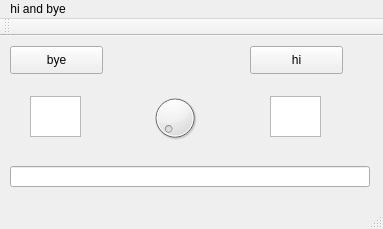
Qt form mainwindow.ui (Daikiiii/Github_Qt_test) before a commit.
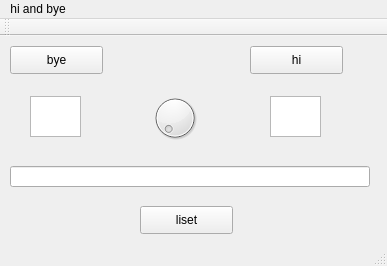
The same form after that commit.

Patch:
```diff
--- a/mainwindow.ui
+++ b/mainwindow.ui
@@ -6,8 +6,8 @@
    <rect>
     <x>0</x>
     <y>0</y>
-    <width>383</width>
-    <height>229</height>
+    <width>387</width>
+    <height>266</height>
    </rect>
   </property>
   <property name="windowTitle">
@@ -83,13 +83,26 @@
      </rect>
     </property>
    </widget>
+   <widget class="QPushButton" name="liset_button">
+    <property name="geometry">
+     <rect>
+      <x>140</x>
+      <y>170</y>
+      <width>93</width>
+      <height>28</height>
+     </rect>
+    </property>
+    <property name="text">
+     <string>liset</string>
+    </property>
+   </widget>
   </widget>
   <widget class="QMenuBar" name="menuBar">
    <property name="geometry">
     <rect>
      <x>0</x>
      <y>0</y>
-     <width>383</width>
+     <width>387</width>
      <height>26</height>
     </rect>
    </property>
```
